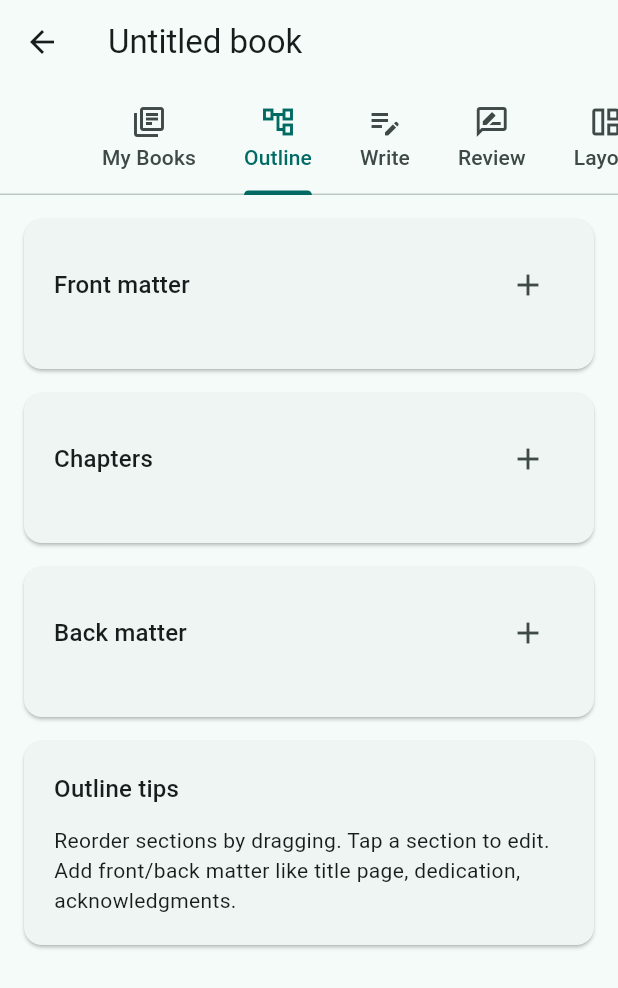
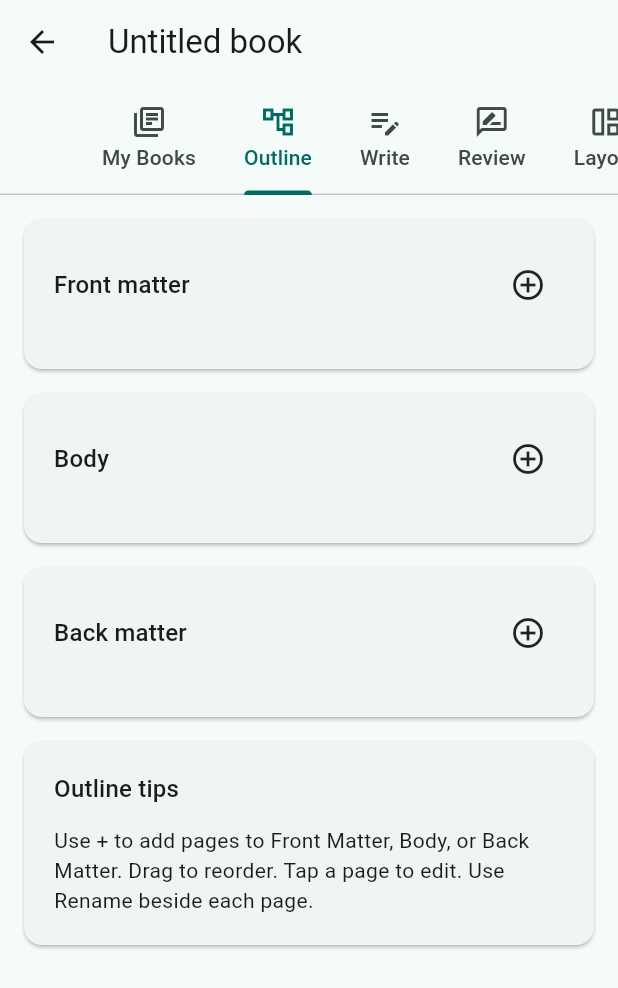
Before and after one commit to zub165/urdu-book-studio, a Flutter app: the BookScreen screen opened directly with empty values, tab 2 chosen, on a phone screen of 412 x 824 dp. Shown: the top 988 px of the screen. Run offline on Flutter 3.47's test engine with Material 3 defaults, Android fonts, the phone set to English and light mode, and no system bars; our stand-ins replace file_picker, shared_preferences; missing offline and left inert: payv; accounts and stored records are empty.

Commit message:
feat: outline section add menus and page rename actions

```diff
--- a/lib/book/book_screen.dart
+++ b/lib/book/book_screen.dart
@@ -236,7 +236,23 @@ class _BookScreenState extends State<BookScreen> with SingleTickerProviderStateM
     ]);
   }
 
-  Widget _chapterList(String title, List<Chapter> target) {
+  Future<void> _addSection(List<Chapter> target, String title) async {
+    final t = await _askText('Add page', title);
+    if (t == null) return;
+    target.add(Chapter(title: t, blocks: [Block(style: defaultStyleFor(book.languageCode))]));
+    _changed();
+  }
+
+  Widget _addMenu(String tooltip, List<String> items, void Function(String) onPick) {
+    return PopupMenuButton<String>(
+      tooltip: tooltip,
+      icon: const Icon(Icons.add_circle_outline),
+      onSelected: onPick,
+      itemBuilder: (_) => [for (final item in items) PopupMenuItem(value: item, child: Text(item))],
+    );
+  }
+
+  Widget _chapterList(String title, List<Chapter> target, {required List<String> addItems}) {
     return _sectionCard(title, ReorderableListView.builder(
       shrinkWrap: true,
       physics: const NeverScrollableScrollPhysics(),
@@ -254,7 +270,9 @@ class _BookScreenState extends State<BookScreen> with SingleTickerProviderStateM
           title: Text(c.title),
           subtitle: Text('${c.blocks.length} blocks'),
           onTap: () => _openChapter(c),
-          trailing: PopupMenuButton<String>(
+          trailing: Row(mainAxisSize: MainAxisSize.min, children: [
+            IconButton(tooltip: 'Rename', icon: const Icon(Icons.edit_outlined), onPressed: () => _renameChapter(c)),
+            PopupMenuButton<String>(
               onSelected: (v) {
                 if (v == 'rename') _renameChapter(c);
                 if (v == 'delete') _deleteChapter(target, c);
@@ -264,17 +282,18 @@ class _BookScreenState extends State<BookScreen> with SingleTickerProviderStateM
                 PopupMenuItem(value: 'delete', child: Text('Delete')),
               ],
             ),
+          ]),
         );
       },
-    ), actions: [IconButton(onPressed: () => _addChapter(target), icon: const Icon(Icons.add))]);
+    ), actions: [_addMenu('Add $title', addItems, (v) => _addSection(target, v == 'Custom page' ? '' : v))]);
   }
 
   Widget _buildOutline() {
     return ListView(padding: const EdgeInsets.all(16), children: [
-      _chapterList('Front matter', book.frontMatter),
-      _chapterList('Chapters', book.chapters),
-      _chapterList('Back matter', book.backMatter),
-      _sectionCard('Outline tips', const Text('Reorder sections by dragging. Tap a section to edit. Add front/back matter like title page, dedication, acknowledgments.')),
+      _chapterList('Front matter', book.frontMatter, addItems: const ['Title Page','Copyright','Dedication','Epigraph','Table of Contents','Preface','Introduction','Prologue','Foreword','Custom page']),
+      _chapterList('Body', book.chapters, addItems: const ['Part Page','Chapter Page','Custom page']),
+      _chapterList('Back matter', book.backMatter, addItems: const ['Books by This Author','About the Author','Books in This Series','Praise for Author','Epilogue','Afterword','Acknowledgments','Custom page']),
+      _sectionCard('Outline tips', const Text('Use + to add pages to Front Matter, Body, or Back Matter. Drag to reorder. Tap a page to edit. Use Rename beside each page.')),
     ]);
   }
 
```
Lines whose indentation alone changed are shown as unchanged.
